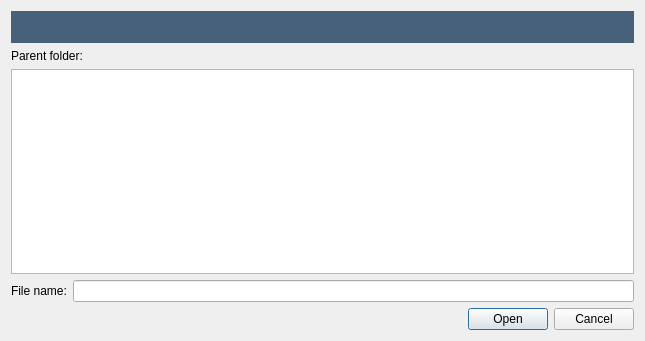
Before: the Qt Designer form src/openfluid/ui/waresdev/WareExplorerDialog.ui in OpenFLUID/openfluid, drawn with Qt 5.
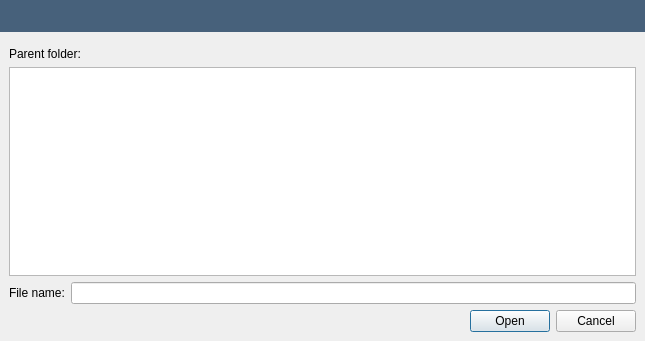
After: the same form once the commit is applied. Custom widgets are drawn as their Qt base class.

Commit message: Set OF Message frame right layout

```diff
--- a/src/openfluid/ui/waresdev/WareExplorerDialog.ui
+++ b/src/openfluid/ui/waresdev/WareExplorerDialog.ui
@@ -14,6 +14,9 @@
    <string>Dialog</string>
   </property>
   <layout class="QVBoxLayout" name="verticalLayout">
+   <property name="margin">
+    <number>0</number>
+   </property>
    <item>
     <widget class="QFrame" name="MessageFrame">
      <property name="sizePolicy">
@@ -61,7 +64,16 @@
     </widget>
    </item>
    <item>
+    <layout class="QVBoxLayout" name="verticalLayout_2">
+     <property name="margin">
+      <number>9</number>
+     </property>
+     <item>
+      <widget class="QWidget" name="Directory_widget" native="true">
     <layout class="QHBoxLayout" name="horizontalLayout">
+        <property name="margin">
+         <number>0</number>
+        </property>
      <item>
       <widget class="QLabel" name="Directoryname_label">
        <property name="sizePolicy">
@@ -89,12 +101,17 @@
       </widget>
      </item>
     </layout>
+      </widget>
    </item>
    <item>
     <widget class="openfluid::ui::waresdev::WareSrcExplorer" name="WareExplorer"/>
    </item>
    <item>
+      <widget class="QWidget" name="Filename_widget" native="true">
     <layout class="QHBoxLayout" name="FilenameLayout">
+        <property name="margin">
+         <number>0</number>
+        </property>
      <item>
       <widget class="QLabel" name="Filename_label">
        <property name="text">
@@ -106,6 +123,7 @@
       <widget class="QLineEdit" name="Filename_lineEdit"/>
      </item>
     </layout>
+      </widget>
    </item>
    <item>
     <widget class="QDialogButtonBox" name="buttonBox">
@@ -118,10 +136,8 @@
     </widget>
    </item>
   </layout>
-  <zorder>WareExplorer</zorder>
-  <zorder>buttonBox</zorder>
-  <zorder>MessageFrame</zorder>
-  <zorder>Directoryname_label</zorder>
+   </item>
+  </layout>
  </widget>
  <customwidgets>
   <customwidget>
```
Lines whose indentation alone changed are shown as unchanged. The commit also changes 1 other file.
